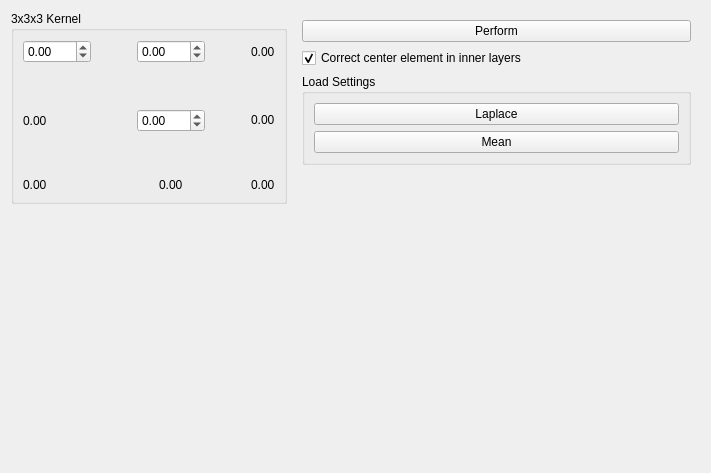
This is source/modules/convolution/ConvolutionWidget.ui in josefkoller/ambient_image_processor as Qt 5 draws it before an edit. The edited form follows.
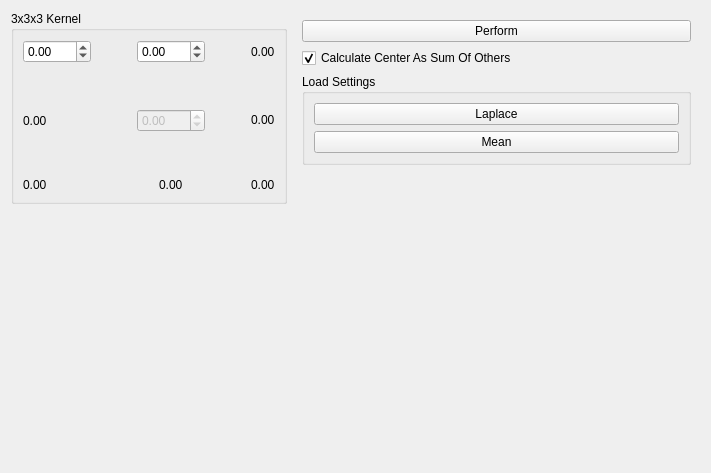
This is the edited form.

Patch:
```diff
--- a/source/modules/convolution/ConvolutionWidget.ui
+++ b/source/modules/convolution/ConvolutionWidget.ui
@@ -109,6 +109,9 @@
       </item>
       <item row="2" column="2" alignment="Qt::AlignHCenter|Qt::AlignVCenter">
        <widget class="QDoubleSpinBox" name="k22">
+        <property name="enabled">
+         <bool>false</bool>
+        </property>
         <property name="minimum">
          <double>-999.000000000000000</double>
         </property>
@@ -166,7 +169,7 @@
          <string>&lt;html&gt;&lt;head/&gt;&lt;body&gt;&lt;p&gt;the center kernel element will be adjusted in the first and last layer by summing up the used kernel values.&lt;/p&gt;&lt;/body&gt;&lt;/html&gt;</string>
         </property>
         <property name="text">
-         <string>Correct center element in inner layers</string>
+         <string>Calculate Center As Sum Of Others</string>
         </property>
         <property name="checked">
          <bool>true</bool>
```
Left out of the diff: 2 changed lines with no effect on the pictures.
